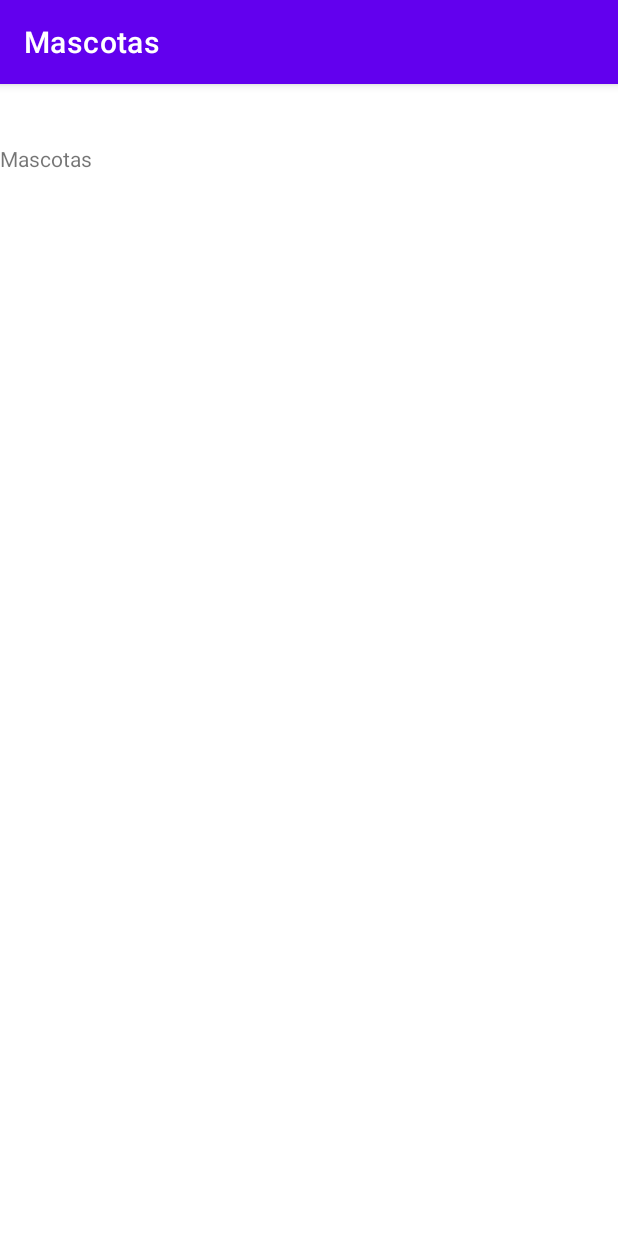
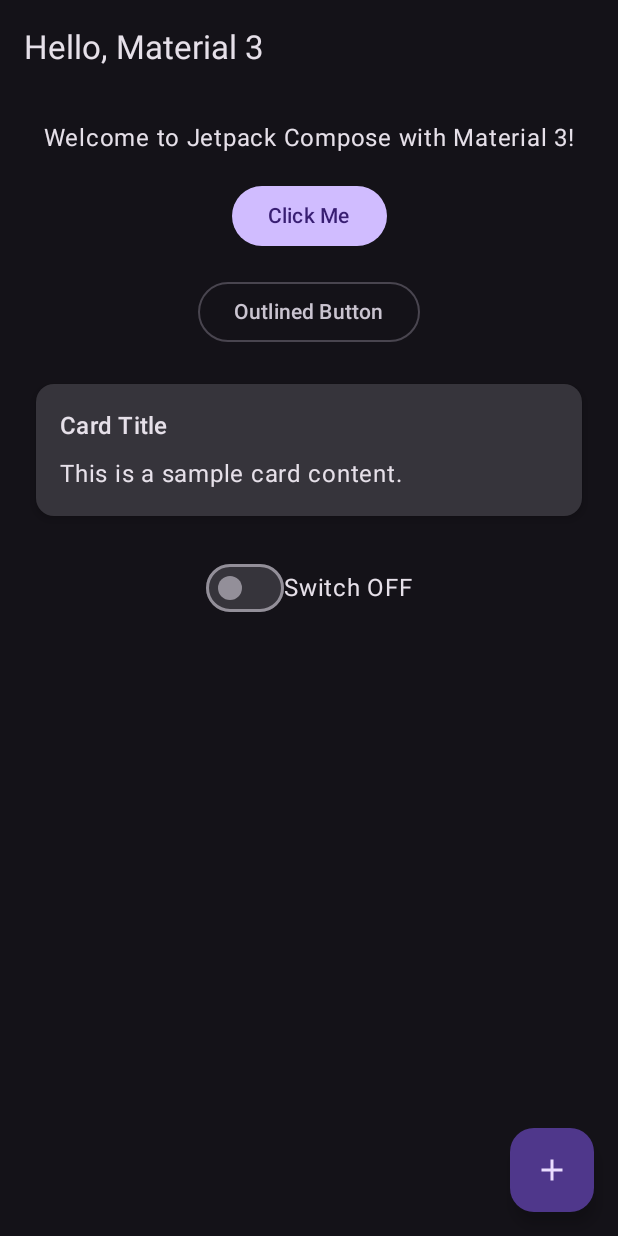
Before and after one commit to gaspardip/electiva-general, an Android app built with Jetpack Compose: the screen it shows after launch (MainActivity), on a phone screen of 412 x 824 dp. Run offline under Robolectric (Android 15) with nearby library versions, the phone set to English and light mode, and no system bars.

Commit message:
Agrego compose y material3

```diff
--- a/app/src/main/AndroidManifest.xml
+++ b/app/src/main/AndroidManifest.xml
@@ -11,7 +11,7 @@
         android:roundIcon="@mipmap/ic_launcher_round"
         android:supportsRtl="true"
         android:theme="@style/Theme.Mascotas"
-        tools:targetApi="31">
+        >
         <activity
             android:name=".MainActivity"
             android:exported="true">
--- a/app/src/main/java/com/um/mascotas/MainActivity.kt
+++ b/app/src/main/java/com/um/mascotas/MainActivity.kt
@@ -1,20 +1,104 @@
 package com.um.mascotas
 
 import android.os.Bundle
-import androidx.activity.enableEdgeToEdge
-import androidx.appcompat.app.AppCompatActivity
-import androidx.core.view.ViewCompat
-import androidx.core.view.WindowInsetsCompat
+import androidx.activity.ComponentActivity
+import androidx.activity.compose.setContent
+import androidx.compose.foundation.layout.Arrangement
+import androidx.compose.foundation.layout.Column
+import androidx.compose.foundation.layout.Row
+import androidx.compose.foundation.layout.Spacer
+import androidx.compose.foundation.layout.fillMaxWidth
+import androidx.compose.foundation.layout.height
+import androidx.compose.foundation.layout.padding
+import androidx.compose.material.icons.Icons
+import androidx.compose.material.icons.filled.Add
+import androidx.compose.material3.*
+import androidx.compose.runtime.*
+import androidx.compose.ui.Alignment
+import androidx.compose.ui.tooling.preview.Preview
+import androidx.compose.ui.Modifier
+import androidx.compose.ui.unit.dp
 
-class MainActivity : AppCompatActivity() {
+class MainActivity : ComponentActivity() {
     override fun onCreate(savedInstanceState: Bundle?) {
         super.onCreate(savedInstanceState)
-        enableEdgeToEdge()
-        setContentView(R.layout.activity_main)
-        ViewCompat.setOnApplyWindowInsetsListener(findViewById(R.id.main)) { v, insets ->
-            val systemBars = insets.getInsets(WindowInsetsCompat.Type.systemBars())
-            v.setPadding(systemBars.left, systemBars.top, systemBars.right, systemBars.bottom)
-            insets
+        setContent {
+            MyApp()
         }
     }
 }
+
+@Composable
+fun MyApp() {
+    MaterialTheme(colorScheme = darkColorScheme()) {
+        MyMinimalScaffold()
+    }
+}
+
+@OptIn(ExperimentalMaterial3Api::class)
+@Composable
+fun MyMinimalScaffold() {
+    Scaffold(
+        topBar = {
+            TopAppBar(
+                title = { Text("Hello, Material 3") }
+            )
+        },
+        floatingActionButton = {
+            FloatingActionButton(onClick = { /* Handle FAB click */ }) {
+                Icon(Icons.Default.Add, contentDescription = "Add")
+            }
+        },
+        content = { padding ->
+            Column(
+                modifier = Modifier
+                    .padding(padding)
+                    .padding(16.dp),
+                verticalArrangement = Arrangement.spacedBy(16.dp),
+                horizontalAlignment = Alignment.CenterHorizontally
+            ) {
+                Text(text = "Welcome to Jetpack Compose with Material 3!")
+
+                // Button
+                Button(onClick = { /* Handle button click */ }) {
+                    Text("Click Me")
+                }
+
+                // Outlined Button
+                OutlinedButton(onClick = { /* Handle button click */ }) {
+                    Text("Outlined Button")
+                }
+
+                // Card
+                Card(
+                    modifier = Modifier
+                        .fillMaxWidth()
+                        .padding(8.dp),
+                    elevation = CardDefaults.cardElevation(defaultElevation = 4.dp)
+                ) {
+                    Column(modifier = Modifier.padding(16.dp)) {
+                        Text(text = "Card Title", style = MaterialTheme.typography.titleMedium)
+                        Spacer(modifier = Modifier.height(8.dp))
+                        Text(text = "This is a sample card content.")
+                    }
+                }
+
+                // Switch
+                var isChecked by remember { mutableStateOf(false) }
+                Row(verticalAlignment = Alignment.CenterVertically) {
+                    Switch(
+                        checked = isChecked,
+                        onCheckedChange = { isChecked = it }
+                    )
+                    Text(text = if (isChecked) "Switch ON" else "Switch OFF")
+                }
+            }
+        }
+    )
+}
+
+@Preview(showBackground = true)
+@Composable
+fun MyMinimalScaffoldPreview() {
+    MyApp()
+}
--- a/app/src/main/res/values-night/themes.xml
+++ /dev/null
@@ -1,16 +0,0 @@
-<resources xmlns:tools="http://schemas.android.com/tools">
-    <!-- Base application theme. -->
-    <style name="Theme.Mascotas" parent="Theme.MaterialComponents.DayNight.DarkActionBar">
-        <!-- Primary brand color. -->
-        <item name="colorPrimary">@color/purple_200</item>
-        <item name="colorPrimaryVariant">@color/purple_700</item>
-        <item name="colorOnPrimary">@color/black</item>
-        <!-- Secondary brand color. -->
-        <item name="colorSecondary">@color/teal_200</item>
-        <item name="colorSecondaryVariant">@color/teal_200</item>
-        <item name="colorOnSecondary">@color/black</item>
-        <!-- Status bar color. -->
-        <item name="android:statusBarColor">?attr/colorPrimaryVariant</item>
-        <!-- Customize your theme here. -->
-    </style>
-</resources>
--- a/app/src/main/res/values/colors.xml
+++ b/app/src/main/res/values/colors.xml
@@ -1,10 +1,4 @@
 <?xml version="1.0" encoding="utf-8"?>
 <resources>
-    <color name="purple_200">#FFBB86FC</color>
-    <color name="purple_500">#FF6200EE</color>
-    <color name="purple_700">#FF3700B3</color>
-    <color name="teal_200">#FF03DAC5</color>
-    <color name="teal_700">#FF018786</color>
-    <color name="black">#FF000000</color>
-    <color name="white">#FFFFFFFF</color>
+
 </resources>
--- a/app/src/main/res/values/themes.xml
+++ b/app/src/main/res/values/themes.xml
@@ -1,16 +1,4 @@
 <resources xmlns:tools="http://schemas.android.com/tools">
-    <!-- Base application theme. -->
-    <style name="Theme.Mascotas" parent="Theme.MaterialComponents.DayNight.DarkActionBar">
-        <!-- Primary brand color. -->
-        <item name="colorPrimary">@color/purple_500</item>
-        <item name="colorPrimaryVariant">@color/purple_700</item>
-        <item name="colorOnPrimary">@color/white</item>
-        <!-- Secondary brand color. -->
-        <item name="colorSecondary">@color/teal_200</item>
-        <item name="colorSecondaryVariant">@color/teal_700</item>
-        <item name="colorOnSecondary">@color/black</item>
-        <!-- Status bar color. -->
-        <item name="android:statusBarColor">?attr/colorPrimaryVariant</item>
-        <!-- Customize your theme here. -->
-    </style>
+    <!-- Base application theme -->
+    <style name="Theme.Mascotas" parent="android:Theme.Material.NoActionBar" />
 </resources>
--- a/build.gradle.kts
+++ b/build.gradle.kts
@@ -2,4 +2,5 @@
 plugins {
     alias(libs.plugins.android.application) apply false
     alias(libs.plugins.jetbrains.kotlin.android) apply false
+    alias(libs.plugins.compose) apply false
 }
```
Also changed, not shown: app/build.gradle.kts (+18 -3 lines), gradle/libs.versions.toml (+27 -9 lines).
